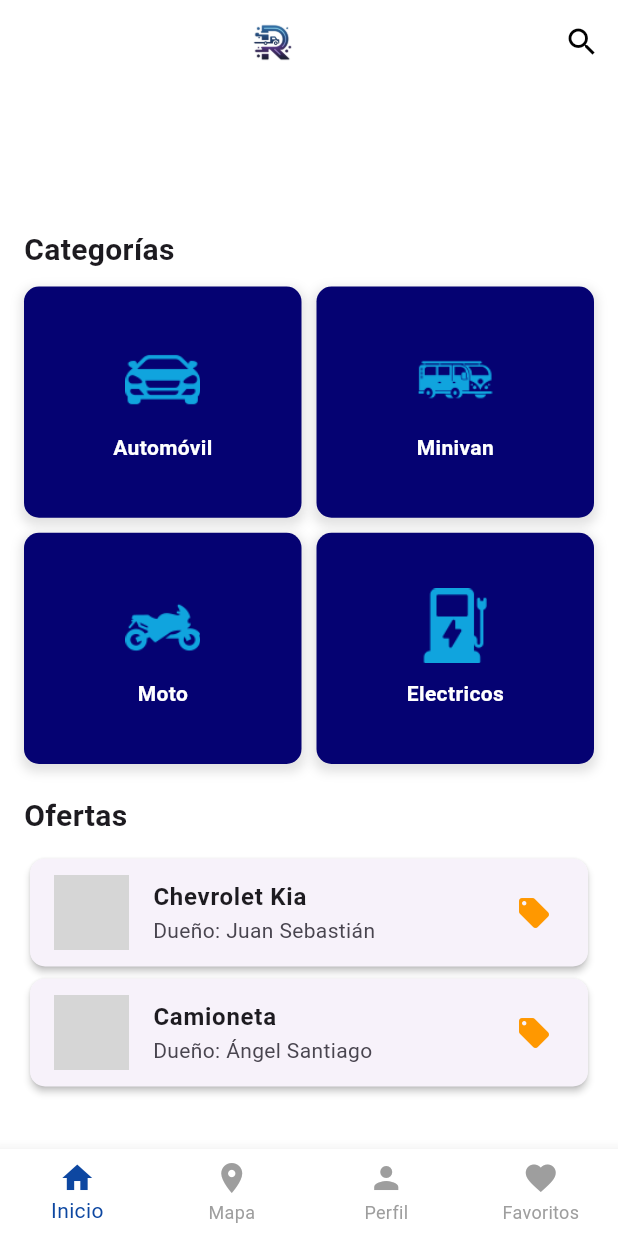
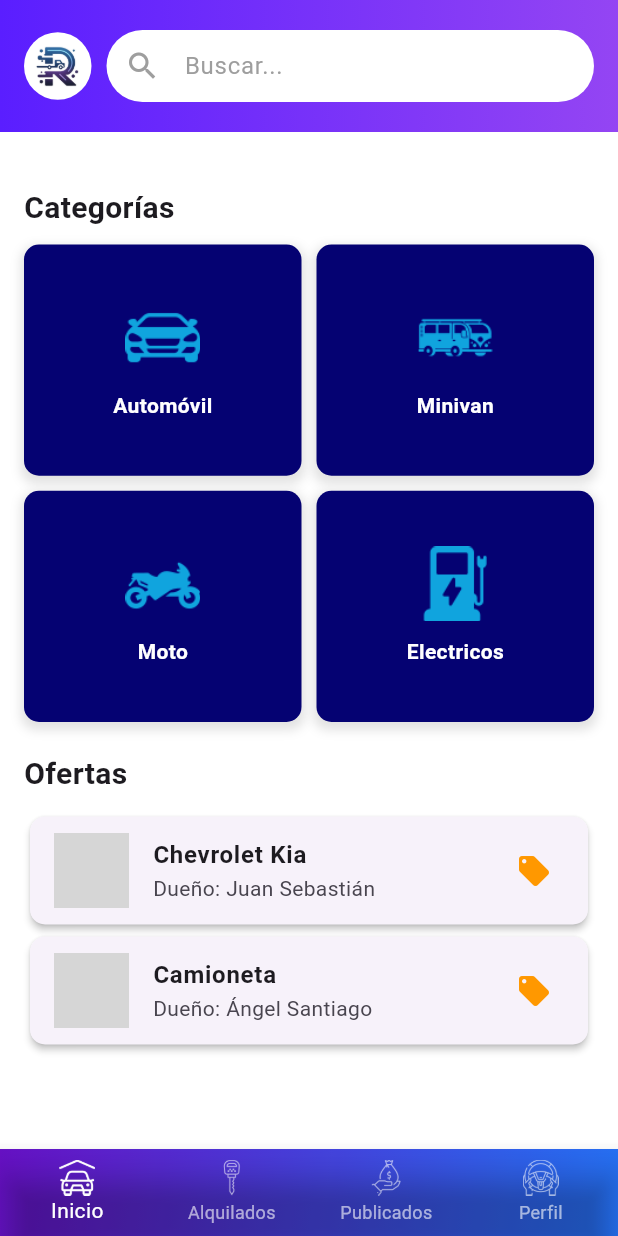
Before and after one commit to AngelS517/Rental, a Flutter app: the PaginaPrincipal screen opened by its route, on a phone screen of 412 x 824 dp. Run offline on Flutter 3.47's test engine with Material 3 defaults, Android fonts, the phone set to English and light mode, and no system bars; our stand-ins replace cloud_firestore, firebase_core, flutter_map, geocoding, latlong2, location; accounts and stored records are empty; grey boxes are pictures that could not be loaded.

Commit message:
actualizacion de diseño pagina principal

```diff
--- a/lib/pantallas/pagina_principal.dart
+++ b/lib/pantallas/pagina_principal.dart
@@ -1,4 +1,5 @@
 import 'package:flutter/material.dart';
+import 'package:flutter/services.dart'; // <-- Necesario para cambiar el color de la barra de estado
 import 'package:rental/widgets/custom_widgets.dart';
 import 'pagina_automoviles.dart';
 
@@ -10,11 +11,21 @@ class PaginaPrincipal extends StatefulWidget {
 }
 
 class _PaginaPrincipalState extends State<PaginaPrincipal> {
-  int _selectedIndex = 0; // Índice para "Inicio"
+  int _selectedIndex = 0;
+
+  @override
+  void initState() {
+    super.initState();
+    // Cambiar color de la barra de estado
+    SystemChrome.setSystemUIOverlayStyle(const SystemUiOverlayStyle(
+      statusBarColor: Color(0xFF5A1EFF), // mismo color que el degradado inicial
+      statusBarIconBrightness: Brightness.light, // iconos en blanco
+    ));
+  }
 
   void _onItemTapped(int index) {
     if (index == 0) {
-      // No hace nada, ya estamos en Inicio
+      // Ya estamos en Inicio
     } else if (index == 1) {
       Navigator.pushNamed(context, '/mapa');
     } else if (index == 2) {
@@ -28,13 +39,71 @@ class _PaginaPrincipalState extends State<PaginaPrincipal> {
   Widget build(BuildContext context) {
     return Scaffold(
       backgroundColor: Colors.white,
-      body: SingleChildScrollView(
-        child: Padding(
+      body: SafeArea(
+        child: SingleChildScrollView(
+          child: Column(
+            crossAxisAlignment: CrossAxisAlignment.start,
+            children: [
+              // Sección superior con logo y barra de búsqueda
+              Container(
+                padding: const EdgeInsets.symmetric(horizontal: 16, vertical: 20),
+                decoration: const BoxDecoration(
+                  gradient: LinearGradient(
+                    colors: [Color(0xFF5A1EFF), Color(0xFF9445F3)],
+                    begin: Alignment.centerLeft,
+                    end: Alignment.centerRight,
+                  ),
+                ),
+                child: Row(
+                  children: [
+                    // Círculo blanco alrededor del logo
+                    Container(
+                      width: 45,
+                      height: 45,
+                      decoration: const BoxDecoration(
+                        color: Colors.white,
+                        shape: BoxShape.circle,
+                      ),
+                      child: ClipOval(
+                        child: Image.asset(
+                          'imagenes/logorental.png',
+                          width: 40,
+                          height: 40,
+                          fit: BoxFit.cover,
+                          errorBuilder: (context, error, stackTrace) {
+                            return const Icon(Icons.person, size: 40, color: Colors.grey);
+                          },
+                        ),
+                      ),
+                    ),
+                    const SizedBox(width: 10),
+                    Expanded(
+                      child: Container(
+                        decoration: BoxDecoration(
+                          color: Colors.white,
+                          borderRadius: BorderRadius.circular(25),
+                        ),
+                        child: const TextField(
+                          decoration: InputDecoration(
+                            hintText: 'Buscar...',
+                            hintStyle: TextStyle(color: Colors.grey),
+                            prefixIcon: Icon(Icons.search, color: Colors.grey),
+                            border: InputBorder.none,
+                            contentPadding: EdgeInsets.symmetric(vertical: 12),
+                          ),
+                        ),
+                      ),
+                    ),
+                  ],
+                ),
+              ),
+
+              Padding(
                 padding: const EdgeInsets.all(16.0),
                 child: Column(
                   crossAxisAlignment: CrossAxisAlignment.start,
                   children: [
-              const SizedBox(height: 80), // Espacio para el AppBar
+                    const SizedBox(height: 20),
                     const Text(
                       'Categorías',
                       style: TextStyle(fontSize: 20, fontWeight: FontWeight.bold),
@@ -65,29 +134,9 @@ class _PaginaPrincipalState extends State<PaginaPrincipal> {
                   ],
                 ),
               ),
-      ),
-      appBar: AppBar(
-        backgroundColor: Colors.white,
-        elevation: 0,
-        automaticallyImplyLeading: false,
-        title: Center(
-          child: Image.asset(
-            'imagenes/logorental.png',
-            height: 40,
-            errorBuilder: (context, error, stackTrace) {
-              return const Text(
-                'Rental',
-                style: TextStyle(fontSize: 22, color: Colors.black),
-              );
-            },
+            ],
           ),
         ),
-        actions: [
-          IconButton(
-            icon: const Icon(Icons.search, color: Colors.black),
-            onPressed: () {},
-          ),
-        ],
       ),
       bottomNavigationBar: CustomNavBar(
         selectedIndex: _selectedIndex,
@@ -108,7 +157,7 @@ class _PaginaPrincipalState extends State<PaginaPrincipal> {
       },
       child: Container(
         decoration: BoxDecoration(
-          color: const Color(0xFF050272), // Color azul oscuro #050272
+          color: const Color(0xFF050272),
           borderRadius: BorderRadius.circular(10),
           boxShadow: [
             BoxShadow(
@@ -124,7 +173,13 @@ class _PaginaPrincipalState extends State<PaginaPrincipal> {
           children: [
             Image.asset(imagenPath, height: 50),
             const SizedBox(height: 10),
-            Text(titulo, style: const TextStyle(fontWeight: FontWeight.bold, color: Colors.white)),
+            Text(
+              titulo,
+              style: const TextStyle(
+                fontWeight: FontWeight.bold,
+                color: Colors.white,
+              ),
+            ),
           ],
         ),
       ),
--- a/lib/widgets/custom_widgets.dart
+++ b/lib/widgets/custom_widgets.dart
@@ -9,25 +9,62 @@ class CustomNavBar extends StatelessWidget {
     required this.selectedIndex,
     required this.onTap,
   });
-//NavBar
+
   @override
   Widget build(BuildContext context) {
-    return BottomNavigationBar(
+    return Container(
+      decoration: const BoxDecoration(
+        gradient: LinearGradient(
+          colors: [Color(0xFF6A11CB), Color(0xFF2575FC)], // Mismo color del AppBar
+          begin: Alignment.topLeft,
+          end: Alignment.bottomRight,
+        ),
+      ),
+      child: BottomNavigationBar(
         currentIndex: selectedIndex,
         onTap: onTap,
         type: BottomNavigationBarType.fixed,
         selectedFontSize: 14,
         unselectedFontSize: 12,
-      selectedItemColor: Colors.blue.shade900, // Color para ítem seleccionado
-      unselectedItemColor: Colors.grey, // Color para ítems no seleccionados
-      backgroundColor: Colors.white, // Fondo de la barra
-      elevation: 8, // Sombra para mayor profundidad
-      items: const [
-        BottomNavigationBarItem(icon: Icon(Icons.home), label: 'Inicio'),
-        BottomNavigationBarItem(icon: Icon(Icons.location_on), label: 'Mapa'),
-        BottomNavigationBarItem(icon: Icon(Icons.person), label: 'Perfil'),
-        BottomNavigationBarItem(icon: Icon(Icons.favorite), label: 'Favoritos'),
+        selectedItemColor: Colors.white, // Ítem seleccionado resaltado
+        unselectedItemColor: Colors.white60, // Ítems no seleccionados
+        backgroundColor: Colors.transparent, // Fondo transparente para ver el gradiente
+        elevation: 8,
+        items: [
+          BottomNavigationBarItem(
+            icon: Image.asset(
+              'imagenes/inicio.png',
+              height: 24,
+              color: selectedIndex == 0 ? Colors.white : Colors.white60,
+            ),
+            label: 'Inicio',
+          ),
+          BottomNavigationBarItem(
+            icon: Image.asset(
+              'imagenes/alquilados.png',
+              height: 24,
+              color: selectedIndex == 1 ? Colors.white : Colors.white60,
+            ),
+            label: 'Alquilados',
+          ),
+          BottomNavigationBarItem(
+            icon: Image.asset(
+              'imagenes/publicados.png',
+              height: 24,
+              color: selectedIndex == 2 ? Colors.white : Colors.white60,
+            ),
+            label: 'Publicados',
+          ),
+          BottomNavigationBarItem(
+            icon: Image.asset(
+              'imagenes/perfil.png',
+              height: 24,
+              color: selectedIndex == 3 ? Colors.white : Colors.white60,
+            ),
+            label: 'Perfil',
+          ),
         ],
+      ),
     );
   }
 }
--- a/pubspec.yaml
+++ b/pubspec.yaml
@@ -37,6 +37,7 @@ dependencies:
   cloud_firestore: ^5.6.6 #cambios y actualizacion de la base de datos
   geocoding: ^3.0.0 #cambios de direcciones a cordenadas especificas
   google_maps_flutter: ^2.12.1 #mapa en flutter
+  mapbox_maps_flutter: ^2.8.0
 
 
 
@@ -64,6 +65,10 @@ flutter:
     - imagenes/minivan.png
     - imagenes/moto.png
     - imagenes/electricos.png
+    - imagenes/inicio.png
+    - imagenes/publicados.png
+    - imagenes/alquilados.png
+    - imagenes/perfil.png
   uses-material-design: true
 
 
```
Also changed, not shown: imagenes/alquilados.png (added), imagenes/inicio.png (added), imagenes/perfil.png (added), imagenes/publicados.png (added), pubspec.lock, 1 other file. Lines whose indentation alone changed are shown as unchanged.
